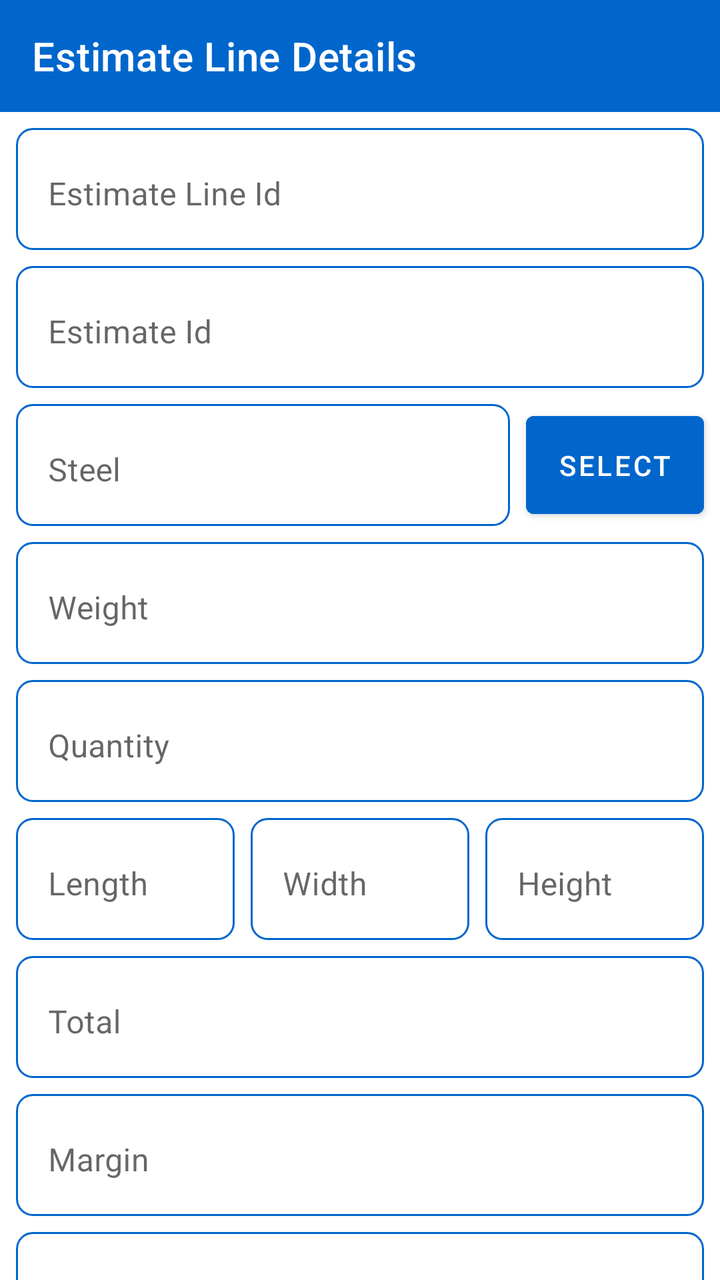
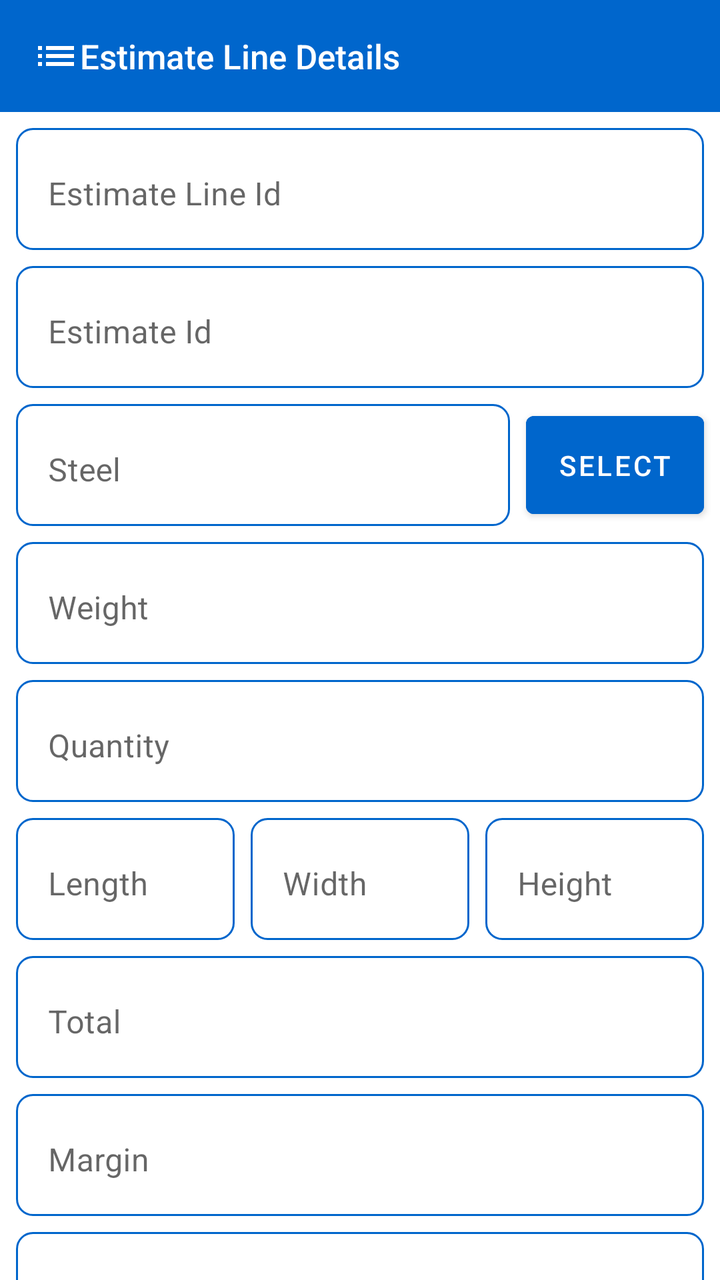

Before-and-after screenshots of an Android layout around one commit, followed by the original layout XML and the change that was made.
<!-- AndroidManifest.xml: application theme Theme.MetalConstructionsEstimates -->
<!-- res/layout/activity_estimate_line_details.xml -->
<?xml version="1.0" encoding="utf-8"?>
<androidx.core.widget.NestedScrollView
    xmlns:android="http://schemas.android.com/apk/res/android"
    xmlns:app="http://schemas.android.com/apk/res-auto"
    android:id="@+id/scrollView"
    android:layout_width="match_parent"
    android:layout_height="match_parent"
    android:fillViewport="true">

        <androidx.constraintlayout.widget.ConstraintLayout
            android:id="@+id/scrollContent"
            android:layout_width="match_parent"
            android:layout_height="wrap_content"
            android:paddingBottom="16dp">


                <androidx.appcompat.widget.Toolbar
                    android:id="@+id/toolbar"
                    android:layout_width="match_parent"
                    android:layout_height="?attr/actionBarSize"
                    android:background="#0066cc"
                    app:title="@string/estimateLineDetails"
                    app:titleTextColor="@android:color/white"
                    app:layout_constraintTop_toTopOf="parent"
                    app:layout_constraintStart_toStartOf="parent"
                    app:layout_constraintEnd_toEndOf="parent" />

                
                <com.google.android.material.textfield.TextInputLayout
                    android:id="@+id/til_estimate_line_id"
                    android:layout_width="0dp"
                    android:layout_height="wrap_content"
                    android:hint="@string/estimateLineId"
                    android:background="@drawable/shape"
                    android:layout_marginStart="8dp"
                    android:layout_marginEnd="8dp"
                    app:layout_constraintTop_toBottomOf="@id/toolbar"
                    app:layout_constraintStart_toStartOf="parent"
                    app:layout_constraintEnd_toEndOf="parent"
                    style="@style/Widget.MaterialComponents.TextInputLayout.OutlinedBox"
                    android:layout_marginTop="8dp">

                        <com.google.android.material.textfield.TextInputEditText
                            android:id="@+id/et_estimate_line_id"
                            android:layout_width="match_parent"
                            android:layout_height="wrap_content"
                            android:textColor="#333333"
                            android:enabled="false"
                            android:textColorHint="#4A4A4A"
                            android:background="@android:color/transparent"/>
                </com.google.android.material.textfield.TextInputLayout>

                
                <com.google.android.material.textfield.TextInputLayout
                    android:id="@+id/til_estimate_id"
                    android:layout_width="0dp"
                    android:layout_height="wrap_content"
                    android:hint="@string/estimateId"
                    android:background="@drawable/shape"
                    android:layout_marginStart="8dp"
                    android:layout_marginEnd="8dp"
                    app:layout_constraintTop_toBottomOf="@id/til_estimate_line_id"
                    app:layout_constraintStart_toStartOf="parent"
                    style="@style/Widget.MaterialComponents.TextInputLayout.OutlinedBox"
                    app:layout_constraintEnd_toEndOf="parent"
                    android:layout_marginTop="8dp">

                        <com.google.android.material.textfield.TextInputEditText
                            android:id="@+id/et_estimate_id"
                            android:layout_width="match_parent"
                            android:layout_height="wrap_content"
                            android:textColor="#333333"
                            android:enabled="false"
                            android:textColorHint="#4A4A4A"
                            android:background="@android:color/transparent" />
                </com.google.android.material.textfield.TextInputLayout>

                
                <com.google.android.material.textfield.TextInputLayout
                    android:id="@+id/til_steel_id"
                    android:layout_width="0dp"
                    android:layout_height="wrap_content"
                    android:hint="@string/steel"
                    android:background="@drawable/shape"
                    android:layout_marginStart="8dp"
                    app:layout_constraintTop_toBottomOf="@id/til_estimate_id"
                    app:layout_constraintStart_toStartOf="parent"
                    app:layout_constraintEnd_toStartOf="@id/btn_select_steel"
                    style="@style/Widget.MaterialComponents.TextInputLayout.OutlinedBox"
                    android:layout_marginTop="8dp"
                    android:layout_marginEnd="4dp">

                        <com.google.android.material.textfield.TextInputEditText
                            android:id="@+id/et_steel_id"
                            android:layout_width="match_parent"
                            android:layout_height="wrap_content"
                            android:textColor="#333333"
                            android:enabled="false"
                            android:textColorHint="#4A4A4A"
                            android:background="@android:color/transparent" />
                </com.google.android.material.textfield.TextInputLayout>

                <Button
                    android:id="@+id/btn_select_steel"
                    android:layout_width="wrap_content"
                    android:layout_height="0dp"
                    android:layout_marginStart="4dp"
                    android:layout_marginEnd="8dp"
                    android:backgroundTint="#0066cc"
                    android:text="@string/selectSteel"
                    android:textColor="@android:color/white"
                    app:layout_constraintBottom_toBottomOf="@id/til_steel_id"
                    app:layout_constraintEnd_toEndOf="parent"
                    app:layout_constraintStart_toEndOf="@id/til_steel_id"
                    app:layout_constraintTop_toTopOf="@id/til_steel_id" />

                
                <com.google.android.material.textfield.TextInputLayout
                    android:id="@+id/til_weight"
                    android:layout_width="0dp"
                    android:layout_height="wrap_content"
                    android:hint="@string/weight"
                    android:background="@drawable/shape"
                    app:layout_constraintTop_toBottomOf="@id/til_steel_id"
                    app:layout_constraintStart_toStartOf="parent"
                    app:layout_constraintEnd_toEndOf="parent"
                    style="@style/Widget.MaterialComponents.TextInputLayout.OutlinedBox"
                    android:layout_marginStart="8dp"
                    android:layout_marginEnd="8dp"
                    android:layout_marginTop="8dp">

                        <com.google.android.material.textfield.TextInputEditText
                            android:id="@+id/et_weight"
                            android:layout_width="match_parent"
                            android:layout_height="wrap_content"
                            android:textColor="#333333"
                            android:enabled="false"
                            android:textColorHint="#4A4A4A"
                            android:background="@android:color/transparent" />
                </com.google.android.material.textfield.TextInputLayout>

                
                <com.google.android.material.textfield.TextInputLayout
                    android:id="@+id/til_quantity"
                    android:layout_width="0dp"
                    android:layout_height="wrap_content"
                    android:hint="@string/quantity"
                    android:background="@drawable/shape"
                    app:layout_constraintTop_toBottomOf="@id/til_weight"
                    app:layout_constraintStart_toStartOf="parent"
                    app:layout_constraintEnd_toEndOf="parent"
                    style="@style/Widget.MaterialComponents.TextInputLayout.OutlinedBox"
                    android:layout_marginStart="8dp"
                    android:layout_marginEnd="8dp"
                    android:layout_marginTop="8dp">

                        <com.google.android.material.textfield.TextInputEditText
                            android:id="@+id/et_quantity"
                            android:layout_width="match_parent"
                            android:layout_height="wrap_content"
                            android:textColor="#333333"
                            android:textColorHint="#4A4A4A"
                            android:background="@android:color/transparent"
                            android:inputType="number" />
                </com.google.android.material.textfield.TextInputLayout>

                
                <com.google.android.material.textfield.TextInputLayout
                    android:id="@+id/til_length"
                    android:layout_width="0dp"
                    android:layout_height="wrap_content"
                    android:hint="@string/length"
                    android:background="@drawable/shape"
                    app:layout_constraintTop_toBottomOf="@id/til_quantity"
                    app:layout_constraintStart_toStartOf="parent"
                    app:layout_constraintEnd_toStartOf="@id/til_width"
                    style="@style/Widget.MaterialComponents.TextInputLayout.OutlinedBox"
                    android:layout_marginTop="8dp"
                    android:layout_marginEnd="4dp"
                    android:layout_marginStart="8dp">

                        <com.google.android.material.textfield.TextInputEditText
                            android:id="@+id/et_length"
                            android:layout_width="match_parent"
                            android:layout_height="wrap_content"
                            android:textColor="#333333"
                            android:textColorHint="#4A4A4A"
                            android:background="@android:color/transparent"
                            android:inputType="numberDecimal" />
                </com.google.android.material.textfield.TextInputLayout>

                <com.google.android.material.textfield.TextInputLayout
                    android:id="@+id/til_width"
                    android:layout_width="0dp"
                    android:layout_height="wrap_content"
                    android:hint="@string/width"
                    android:background="@drawable/shape"
                    app:layout_constraintTop_toTopOf="@id/til_length"
                    app:layout_constraintBottom_toBottomOf="@id/til_length"
                    app:layout_constraintStart_toEndOf="@id/til_length"
                    app:layout_constraintEnd_toStartOf="@id/til_height"
                    style="@style/Widget.MaterialComponents.TextInputLayout.OutlinedBox"
                    android:layout_marginStart="4dp"
                    android:layout_marginEnd="4dp">

                        <com.google.android.material.textfield.TextInputEditText
                            android:id="@+id/et_width"
                            android:layout_width="match_parent"
                            android:layout_height="wrap_content"
                            android:textColor="#333333"
                            android:textColorHint="#4A4A4A"
                            android:background="@android:color/transparent"
                            android:inputType="numberDecimal" />
                </com.google.android.material.textfield.TextInputLayout>

                <com.google.android.material.textfield.TextInputLayout
                    android:id="@+id/til_height"
                    android:layout_width="0dp"
                    android:layout_height="wrap_content"
                    android:hint="@string/height"
                    android:background="@drawable/shape"
                    app:layout_constraintTop_toTopOf="@id/til_length"
                    app:layout_constraintBottom_toBottomOf="@id/til_length"
                    app:layout_constraintStart_toEndOf="@id/til_width"
                    style="@style/Widget.MaterialComponents.TextInputLayout.OutlinedBox"
                    app:layout_constraintEnd_toEndOf="parent"
                    android:layout_marginStart="4dp"
                    android:layout_marginEnd="8dp">

                        <com.google.android.material.textfield.TextInputEditText
                            android:id="@+id/et_height"
                            android:layout_width="match_parent"
                            android:layout_height="wrap_content"
                            android:textColor="#333333"
                            android:textColorHint="#4A4A4A"
                            android:background="@android:color/transparent"
                            android:inputType="numberDecimal" />
                </com.google.android.material.textfield.TextInputLayout>

                
                <com.google.android.material.textfield.TextInputLayout
                    android:id="@+id/til_total"
                    android:layout_width="0dp"
                    android:layout_height="wrap_content"
                    android:hint="@string/total"
                    android:background="@drawable/shape"
                    app:layout_constraintTop_toBottomOf="@id/til_length"
                    app:layout_constraintStart_toStartOf="parent"
                    app:layout_constraintEnd_toEndOf="parent"
                    android:layout_marginStart="8dp"
                    style="@style/Widget.MaterialComponents.TextInputLayout.OutlinedBox"
                    android:layout_marginEnd="8dp"
                    android:layout_marginTop="8dp">

                        <com.google.android.material.textfield.TextInputEditText
                            android:id="@+id/et_total"
                            android:layout_width="match_parent"
                            android:layout_height="wrap_content"
                            android:textColor="#333333"
                            android:enabled="false"
                            android:textColorHint="#4A4A4A"
                            android:background="@android:color/transparent" />
                </com.google.android.material.textfield.TextInputLayout>

                
                <com.google.android.material.textfield.TextInputLayout
                    android:id="@+id/til_margin"
                    android:layout_width="0dp"
                    android:layout_height="wrap_content"
                    android:hint="@string/margin"
                    android:background="@drawable/shape"
                    app:layout_constraintTop_toBottomOf="@id/til_total"
                    app:layout_constraintStart_toStartOf="parent"
                    app:layout_constraintEnd_toEndOf="parent"
                    style="@style/Widget.MaterialComponents.TextInputLayout.OutlinedBox"
                    android:layout_marginStart="8dp"
                    android:layout_marginEnd="8dp"
                    android:layout_marginTop="8dp">

                        <com.google.android.material.textfield.TextInputEditText
                            android:id="@+id/et_margin"
                            android:layout_width="match_parent"
                            android:layout_height="wrap_content"
                            android:inputType="numberDecimal"
                            android:textColor="#333333"
                            android:textColorHint="#4A4A4A"
                            android:background="@android:color/transparent" />
                </com.google.android.material.textfield.TextInputLayout>

                
                <com.google.android.material.textfield.TextInputLayout
                    android:id="@+id/til_net_quantity"
                    android:layout_width="0dp"
                    android:background="@drawable/shape"
                    android:layout_height="wrap_content"
                    android:hint="@string/netQuantityPlusMargin"
                    app:layout_constraintTop_toBottomOf="@id/til_margin"
                    app:layout_constraintStart_toStartOf="parent"
                    app:layout_constraintEnd_toEndOf="parent"
                    style="@style/Widget.MaterialComponents.TextInputLayout.OutlinedBox"
                    android:layout_marginStart="8dp"
                    android:layout_marginEnd="8dp"
                    android:layout_marginTop="8dp">

                        <com.google.android.material.textfield.TextInputEditText
                            android:id="@+id/et_net_quantity"
                            android:layout_width="match_parent"
                            android:layout_height="wrap_content"
                            android:textColor="#333333"
                            android:enabled="false"
                            android:textColorHint="#4A4A4A"
                            android:background="@android:color/transparent"
                            android:inputType="number" />
                </com.google.android.material.textfield.TextInputLayout>

                
                <com.google.android.material.textfield.TextInputLayout
                    android:id="@+id/til_unit_price"
                    android:layout_width="0dp"
                    android:background="@drawable/shape"
                    android:layout_height="wrap_content"
                    android:hint="@string/unitPrice"
                    app:layout_constraintTop_toBottomOf="@id/til_net_quantity"
                    app:layout_constraintStart_toStartOf="parent"
                    app:layout_constraintEnd_toEndOf="parent"
                    style="@style/Widget.MaterialComponents.TextInputLayout.OutlinedBox"
                    android:layout_marginStart="8dp"
                    android:layout_marginEnd="8dp"
                    android:layout_marginTop="8dp">

                        <com.google.android.material.textfield.TextInputEditText
                            android:id="@+id/et_unit_price"
                            android:layout_width="match_parent"
                            android:layout_height="wrap_content"
                            android:textColor="#333333"
                            android:textColorHint="#4A4A4A"
                            android:background="@android:color/transparent"
                            android:inputType="numberDecimal" />
                </com.google.android.material.textfield.TextInputLayout>

                
                <com.google.android.material.textfield.TextInputLayout
                    android:id="@+id/til_total_price"
                    android:layout_width="0dp"
                    android:background="@drawable/shape"
                    android:layout_height="wrap_content"
                    android:hint="@string/totalPrice"
                    app:layout_constraintTop_toBottomOf="@id/til_unit_price"
                    app:layout_constraintStart_toStartOf="parent"
                    app:layout_constraintEnd_toEndOf="parent"
                    style="@style/Widget.MaterialComponents.TextInputLayout.OutlinedBox"
                    android:layout_marginStart="8dp"
                    android:layout_marginEnd="8dp"
                    android:layout_marginTop="8dp">

                        <com.google.android.material.textfield.TextInputEditText
                            android:id="@+id/et_total_price"
                            android:layout_width="match_parent"
                            android:textColor="#333333"
                            android:enabled="false"
                            android:textColorHint="#4A4A4A"
                            android:background="@android:color/transparent"
                            android:layout_height="wrap_content" />
                </com.google.android.material.textfield.TextInputLayout>

                
                <Button
                    android:id="@+id/btn_update"
                    android:layout_width="0dp"
                    android:layout_height="wrap_content"
                    android:layout_marginStart="8dp"
                    android:layout_marginTop="8dp"
                    android:layout_marginEnd="4dp"
                    android:backgroundTint="#0066cc"
                    android:text="@string/update"
                    android:textColor="@android:color/white"
                    app:layout_constraintEnd_toStartOf="@id/btn_delete"
                    app:layout_constraintStart_toStartOf="parent"
                    app:layout_constraintTop_toBottomOf="@id/til_total_price" />

                <Button
                    android:id="@+id/btn_delete"
                    android:layout_width="0dp"
                    android:layout_height="wrap_content"
                    android:layout_marginStart="4dp"
                    android:layout_marginEnd="8dp"
                    android:backgroundTint="#0066cc"
                    android:text="@string/delete"
                    android:textColor="@android:color/white"
                    app:layout_constraintBottom_toBottomOf="@id/btn_update"
                    app:layout_constraintEnd_toEndOf="parent"
                    app:layout_constraintStart_toEndOf="@id/btn_update"
                    app:layout_constraintTop_toTopOf="@id/btn_update" />

        </androidx.constraintlayout.widget.ConstraintLayout>
</androidx.core.widget.NestedScrollView>
<!-- resources referenced by this layout -->
<resources>
  <!-- drawable shape (drawable) -->
  <shape xmlns:android="http://schemas.android.com/apk/res/android"
      android:shape="rectangle">
      <solid android:color="#FFFFFF" />
      
      <stroke
          android:width="1.1dp"
          android:color="#0066cc" /> 
  
      <corners android:radius="8dp" />
  </shape>
  <string name="delete">Delete</string>
  <string name="estimateId">Estimate Id</string>
  <string name="estimateLineDetails">Estimate Line Details</string>
  <string name="estimateLineId">Estimate Line Id</string>
  <string name="height">Height</string>
  <string name="length">Length</string>
  <string name="margin">Margin</string>
  <string name="netQuantityPlusMargin">Net Quantity Plus Margin</string>
  <string name="quantity">Quantity</string>
  <string name="selectSteel">Select</string>
  <string name="steel">Steel</string>
  <string name="total">Total</string>
  <string name="totalPrice">Total Price</string>
  <string name="unitPrice">Unit Price</string>
  <string name="update">Update</string>
  <string name="weight">Weight</string>
  <string name="width">Width</string>
  <style name="Theme.MetalConstructionsEstimates" parent="Theme.MaterialComponents.DayNight.NoActionBar">
      
          <item name="colorPrimary">@color/purple_200</item>
          <item name="colorPrimaryVariant">@color/purple_700</item>
          <item name="colorOnPrimary">@color/black</item>
  
          <item name="colorSecondary">@color/teal_200</item>
          <item name="colorSecondaryVariant">@color/teal_200</item>
          <item name="colorOnSecondary">@color/black</item>
  
          <item name="android:statusBarColor">?attr/colorPrimaryVariant</item>
          <item name="android:windowLightStatusBar">false</item>
  
          
      </style>
  <color name="purple_200">#FFBB86FC</color>
  <color name="purple_700">#FF3700B3</color>
  <color name="black">#FF000000</color>
  <color name="teal_200">#FF03DAC5</color>
</resources>

<!-- the commit's change to res/layout/activity_estimate_line_details.xml (unified diff, before → after) -->
@@ -19,7 +19,13 @@
                     android:layout_width="match_parent"
                     android:layout_height="?attr/actionBarSize"
                     android:background="#0066cc"
+                    android:theme="@style/ThemeOverlay.MaterialComponents.Dark.ActionBar"
+                    app:popupTheme="@style/ThemeOverlay.AppCompat.DayNight"
                     app:title="@string/estimateLineDetails"
+                    app:logo="@drawable/ic_toolbar_estimate_lines"
+                    app:contentInsetStartWithNavigation="0dp"
+                    app:titleMarginStart="10dp"
+                    app:titleTextAppearance="@style/ListToolbarTitle"
                     app:titleTextColor="@android:color/white"
                     app:layout_constraintTop_toTopOf="parent"
                     app:layout_constraintStart_toStartOf="parent"
<!-- resource entries referenced after the edit -->
@@ -1,5 +1,16 @@
 <!-- resources referenced by this layout -->
 <resources>
+  <!-- drawable ic_toolbar_estimate_lines (drawable) -->
+  <?xml version="1.0" encoding="utf-8"?>
+  <vector xmlns:android="http://schemas.android.com/apk/res/android"
+      android:width="24dp"
+      android:height="24dp"
+      android:viewportWidth="24"
+      android:viewportHeight="24">
+      <path
+          android:fillColor="#FFFFFFFF"
+          android:pathData="M3,13h2v-2H3v2zM3,17h2v-2H3v2zM3,9h2V7H3v2zM7,13h14v-2H7v2zM7,17h14v-2H7v2zM7,7v2h14V7H7z" />
+  </vector>
   <!-- drawable shape (drawable) -->
   <shape xmlns:android="http://schemas.android.com/apk/res/android"
       android:shape="rectangle">
@@ -28,6 +39,9 @@
   <string name="update">Update</string>
   <string name="weight">Weight</string>
   <string name="width">Width</string>
+  <style name="ListToolbarTitle" parent="TextAppearance.AppCompat.Widget.ActionBar.Title">
+          <item name="android:textSize">@dimen/list_toolbar_title_size</item>
+      </style>
   <style name="Theme.MetalConstructionsEstimates" parent="Theme.MaterialComponents.DayNight.NoActionBar">
       
           <item name="colorPrimary">@color/purple_200</item>
@@ -43,6 +57,7 @@
   
           
       </style>
+  <dimen name="list_toolbar_title_size">17sp</dimen>
   <color name="purple_200">#FFBB86FC</color>
   <color name="purple_700">#FF3700B3</color>
   <color name="black">#FF000000</color>
